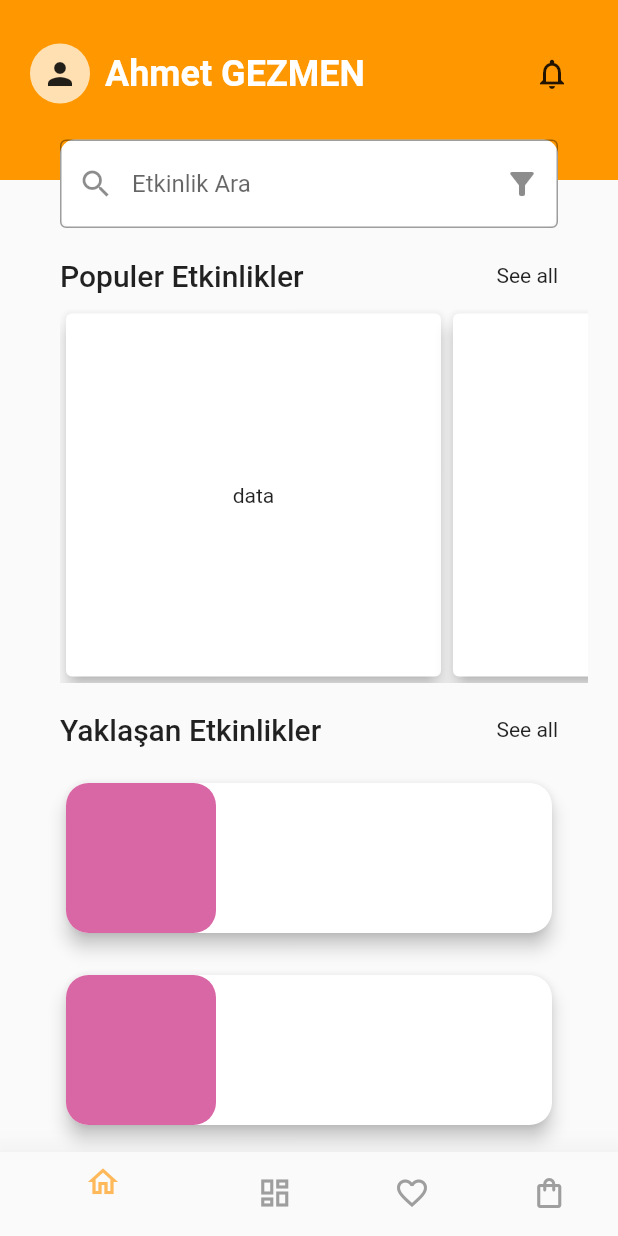
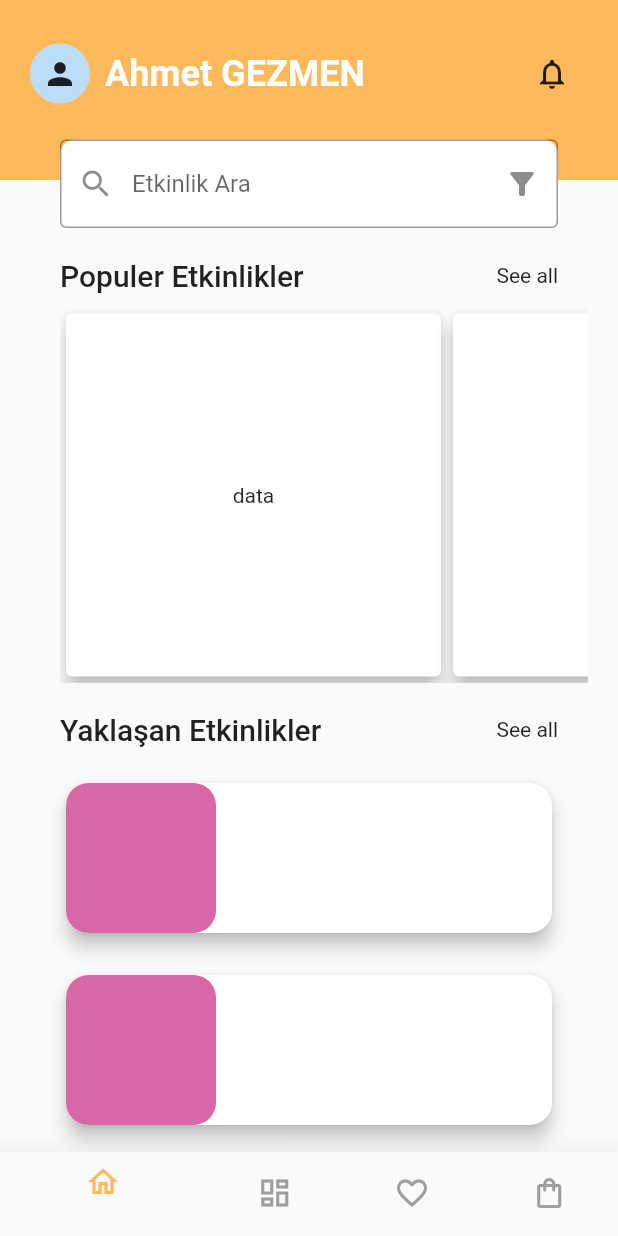
Before and after one commit to ahmetgezmen/calvesia, a Flutter app: the screen it shows after launch, on a phone screen of 412 x 824 dp. Run offline on Flutter 3.47's test engine with Material 2 defaults, Android fonts, the light colour scheme and no system bars; our stand-ins replace firebase_auth, firebase_core; accounts and stored records are empty.

Commit message:
Color palete card icin yeni renk eklendi

```diff
--- a/lib/Utils/Style/ColorPalette.dart
+++ b/lib/Utils/Style/ColorPalette.dart
@@ -15,4 +15,6 @@ class BaseColorPalet {
       900:  Color(0xff000000),
     },
   );
+  static const MaterialColor UpcomingCardContainer  =  MaterialColor(0xffd966a5, <int, Color>{
+  100:  Color(0xfffff4e6)});
 }
--- a/lib/config/thema.dart
+++ b/lib/config/thema.dart
@@ -7,7 +7,7 @@ BASEThemeData() {
       headlineSmall:
           TextStyle(color: Colors.white, fontWeight: FontWeight.w700),
     ),
-    primarySwatch: Colors.orange,
+    primaryColor:  BaseColorPalet.main,
     bottomNavigationBarTheme: const BottomNavigationBarThemeData(
         elevation: 20,
         selectedItemColor: BaseColorPalet.main,
--- a/lib/feature/widget/UpcomingEventsCardWidget.dart
+++ b/lib/feature/widget/UpcomingEventsCardWidget.dart
@@ -1,3 +1,4 @@
+import 'package:calvesia/Utils/Style/ColorPalette.dart';
 import 'package:flutter/material.dart';
 
 class UpcomingEventsCardWidget extends StatefulWidget {
@@ -33,7 +34,7 @@ class _UpcomingEventsCardWidgetState extends State<UpcomingEventsCardWidget> {
               width: 100,
               child: Container(
                 decoration: BoxDecoration(
-                  color: Color(0xffd966a5),
+                  color: BaseColorPalet.UpcomingCardContainer,
                   borderRadius: BorderRadius.circular(15.0)
                 ) ,
               ),
```
